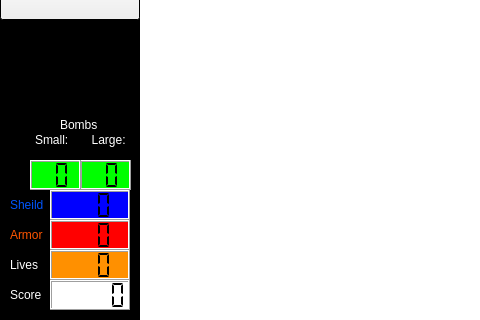
Above: 3get33/3get33/MainUI/mainwindow.ui from Egepi/3get33 before the change; both pictures show x 0 to 480 and y 160 to 480 of the 740 by 480 pixel window. Below: the same form after it.
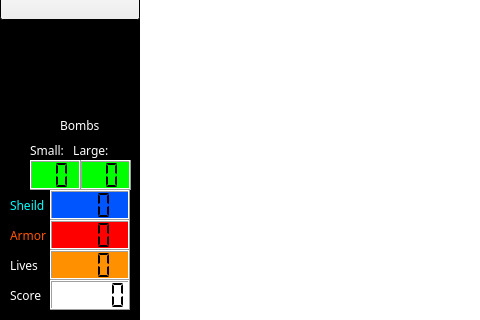
That is the form after the change.

Diff of the .ui file:
```diff
--- a/3get33/3get33/MainUI/mainwindow.ui
+++ b/3get33/3get33/MainUI/mainwindow.ui
@@ -292,6 +292,12 @@
       </disabled>
      </palette>
     </property>
+    <property name="font">
+     <font>
+      <family>MS Gothic</family>
+      <pointsize>9</pointsize>
+     </font>
+    </property>
     <property name="text">
      <string>Score</string>
     </property>
@@ -342,6 +348,12 @@
       </disabled>
      </palette>
     </property>
+    <property name="font">
+     <font>
+      <family>MS Gothic</family>
+      <pointsize>9</pointsize>
+     </font>
+    </property>
     <property name="text">
      <string>Lives</string>
     </property>
@@ -487,6 +499,12 @@
       </disabled>
      </palette>
     </property>
+    <property name="font">
+     <font>
+      <family>MS Gothic</family>
+      <pointsize>9</pointsize>
+     </font>
+    </property>
     <property name="text">
      <string>Armor</string>
     </property>
@@ -507,7 +525,7 @@
         <brush brushstyle="SolidPattern">
          <color alpha="255">
           <red>0</red>
-          <green>85</green>
+          <green>255</green>
           <blue>255</blue>
          </color>
         </brush>
@@ -518,7 +536,7 @@
         <brush brushstyle="SolidPattern">
          <color alpha="255">
           <red>0</red>
-          <green>85</green>
+          <green>255</green>
           <blue>255</blue>
          </color>
         </brush>
@@ -537,6 +555,12 @@
       </disabled>
      </palette>
     </property>
+    <property name="font">
+     <font>
+      <family>MS Gothic</family>
+      <pointsize>9</pointsize>
+     </font>
+    </property>
     <property name="text">
      <string>Sheild</string>
     </property>
@@ -587,6 +611,12 @@
       </disabled>
      </palette>
     </property>
+    <property name="font">
+     <font>
+      <family>MS Gothic</family>
+      <pointsize>9</pointsize>
+     </font>
+    </property>
     <property name="text">
      <string>Bombs</string>
     </property>
@@ -616,7 +646,7 @@
         <brush brushstyle="SolidPattern">
          <color alpha="255">
           <red>0</red>
-          <green>0</green>
+          <green>85</green>
           <blue>255</blue>
          </color>
         </brush>
@@ -636,7 +666,7 @@
         <brush brushstyle="SolidPattern">
          <color alpha="255">
           <red>0</red>
-          <green>0</green>
+          <green>85</green>
           <blue>255</blue>
          </color>
         </brush>
@@ -647,7 +677,7 @@
         <brush brushstyle="SolidPattern">
          <color alpha="255">
           <red>0</red>
-          <green>0</green>
+          <green>85</green>
           <blue>255</blue>
          </color>
         </brush>
@@ -656,7 +686,7 @@
         <brush brushstyle="SolidPattern">
          <color alpha="255">
           <red>0</red>
-          <green>0</green>
+          <green>85</green>
           <blue>255</blue>
          </color>
         </brush>
@@ -974,8 +1004,8 @@
    <widget class="QLabel" name="label">
     <property name="geometry">
      <rect>
-      <x>35</x>
-      <y>290</y>
+      <x>30</x>
+      <y>300</y>
       <width>91</width>
       <height>20</height>
      </rect>
@@ -1017,8 +1047,14 @@
       </disabled>
      </palette>
     </property>
+    <property name="font">
+     <font>
+      <family>MS Gothic</family>
+      <pointsize>9</pointsize>
+     </font>
+    </property>
     <property name="text">
-     <string>Small:       Large:</string>
+     <string>Small:   Large:</string>
     </property>
    </widget>
   </widget>
```
